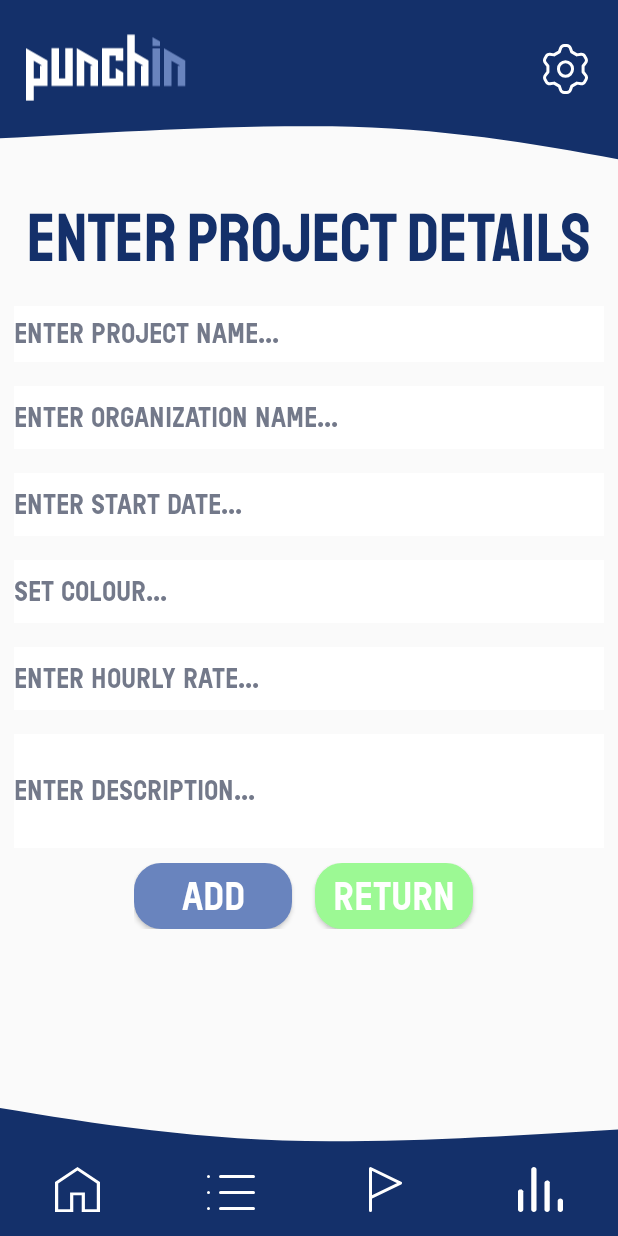
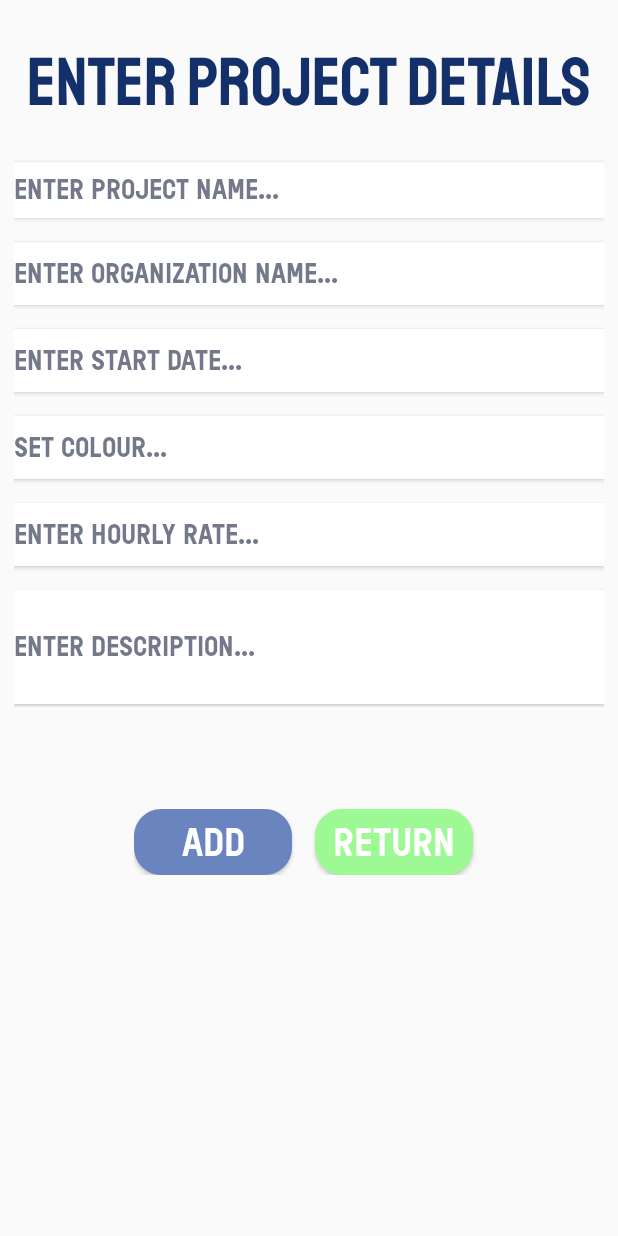
Before and after one commit to ST10036509/PunchIn, an Android app built with Jetpack Compose: the layout activity_project_creation.xml on its own in the app's theme, with its tools: preview values and no code run, on a phone screen of 412 x 824 dp. Run offline under Robolectric (Android 15) with nearby library versions, the phone set to English and light mode, and no system bars.

Commit message:
OS-171 : Added IDs and padding to text edits.

```diff
--- a/app/src/main/res/layout/activity_project_creation.xml
+++ b/app/src/main/res/layout/activity_project_creation.xml
@@ -12,18 +12,13 @@ LAST MODIFIED: 23/04/2024
     android:layout_width="match_parent"
     android:layout_height="match_parent">
 
-    <!-- Header NavBar -->
-    <include
-        android:id="@+id/include"
-        layout="@layout/header_navbar_with_settings_layout"
-        tools:layout_editor_absoluteX="7dp"
-        tools:layout_editor_absoluteY="187dp" />
 
 <!-- Title -->
     <TextView
-        android:id="@+id/textView"
+        android:id="@+id/tv_Title"
         android:layout_width="0dp"
         android:layout_height="60dp"
+        android:layout_marginTop="24dp"
         android:background="@android:color/transparent"
         android:fontFamily="@font/staatliches"
         android:text="@string/title_activity_project_creation"
@@ -31,33 +26,35 @@ LAST MODIFIED: 23/04/2024
         android:textColor="@color/indigo_900"
         android:textSize="45sp"
         app:layout_constraintEnd_toEndOf="parent"
-        app:layout_constraintHorizontal_bias="0.454"
+        app:layout_constraintHorizontal_bias="0.0"
         app:layout_constraintStart_toStartOf="parent"
-        app:layout_constraintTop_toBottomOf="@+id/include" />
-
+        app:layout_constraintTop_toTopOf="parent" />
 
     <LinearLayout
-        android:id="@+id/linearLayout4"
+        android:id="@+id/ll_TextEditContainer"
         android:layout_width="393dp"
         android:layout_height="379dp"
+        android:layout_marginTop="8dp"
         android:orientation="vertical"
         app:layout_constraintEnd_toEndOf="parent"
         app:layout_constraintStart_toStartOf="parent"
-        app:layout_constraintTop_toBottomOf="@+id/textView">
+        app:layout_constraintTop_toBottomOf="@+id/tv_Title">
 
         <!-- Project Name -->
         <LinearLayout
-            android:id="@+id/linearLayout2"
+            android:id="@+id/ll_Project_Name"
             android:layout_width="match_parent"
             android:layout_height="37dp"
             android:layout_marginTop="16dp"
-            android:background="@drawable/rectangle_wrapper_white_sharp_corners">
+            android:background="@drawable/rectangle_wrapper_white_sharp_corners"
+            android:elevation="2dp">
 
             <EditText
+                android:id="@+id/ed_Project_Name"
                 android:layout_width="match_parent"
                 android:layout_height="match_parent"
                 android:background="@drawable/rectangle_wrapper_white_sharp_corners"
-                android:elevation="4dp"
+                android:elevation="2dp"
                 android:fontFamily="@font/reglo_bold"
                 android:hint="@string/hint_project_name"
                 android:textColorHint="@color/blue_gray_50" />
@@ -65,16 +62,19 @@ LAST MODIFIED: 23/04/2024
 
         <!-- Organization Name -->
         <LinearLayout
-            android:id="@+id/linearLayout3"
+            android:id="@+id/ll_Organization_Name"
             android:layout_width="match_parent"
             android:layout_height="42dp"
-            android:layout_marginTop="16dp">
+            android:layout_marginTop="16dp"
+            android:background="@drawable/rectangle_wrapper_white_sharp_corners"
+            android:elevation="2dp">
 
             <EditText
+                android:id="@+id/ed_Organization_Name"
                 android:layout_width="match_parent"
                 android:layout_height="match_parent"
                 android:background="@drawable/rectangle_wrapper_white_sharp_corners"
-                android:elevation="4dp"
+                android:elevation="2dp"
                 android:fontFamily="@font/reglo_bold"
                 android:hint="@string/hint_organization_name"
                 android:textColorHint="@color/blue_gray_50" />
@@ -82,12 +82,16 @@ LAST MODIFIED: 23/04/2024
 
         <!-- Start Date -->
         <LinearLayout
+            android:id="@+id/ll_Start_Date"
             android:layout_width="match_parent"
             android:layout_height="42dp"
             android:layout_marginTop="16dp"
-            android:orientation="horizontal">
+            android:orientation="horizontal"
+            android:background="@drawable/rectangle_wrapper_white_sharp_corners"
+            android:elevation="2dp">
 
             <EditText
+                android:id="@+id/ed_Start_Date"
                 android:layout_width="match_parent"
                 android:layout_height="match_parent"
                 android:background="@drawable/rectangle_wrapper_white_sharp_corners"
@@ -97,13 +101,18 @@ LAST MODIFIED: 23/04/2024
                 android:textColorHint="@color/blue_gray_50" />
 
         </LinearLayout>
+
         <!--Set Colour -->
         <LinearLayout
+            android:id="@+id/ll_Colour"
             android:layout_width="match_parent"
             android:layout_height="42dp"
-            android:layout_marginTop="16dp">
+            android:layout_marginTop="16dp"
+            android:background="@drawable/rectangle_wrapper_white_sharp_corners"
+            android:elevation="2dp">
 
             <EditText
+                android:id="@+id/ed_Set_Colour"
                 android:layout_width="match_parent"
                 android:layout_height="match_parent"
                 android:background="@drawable/rectangle_wrapper_white_sharp_corners"
@@ -115,11 +124,15 @@ LAST MODIFIED: 23/04/2024
 
         <!-- Hourly Rate -->
         <LinearLayout
+            android:id="@+id/ll_Hourly_Rate"
             android:layout_width="match_parent"
             android:layout_height="42dp"
-            android:layout_marginTop="16dp">
+            android:layout_marginTop="16dp"
+            android:background="@drawable/rectangle_wrapper_white_sharp_corners"
+            android:elevation="2dp">
 
             <EditText
+                android:id="@+id/ed_Hourly_Rate"
                 android:layout_width="match_parent"
                 android:layout_height="match_parent"
                 android:background="@drawable/rectangle_wrapper_white_sharp_corners"
@@ -131,11 +144,15 @@ LAST MODIFIED: 23/04/2024
 
         <!-- Description -->
         <LinearLayout
+            android:id="@+id/ll_Description"
             android:layout_width="match_parent"
             android:layout_height="76dp"
-            android:layout_marginTop="16dp">
+            android:layout_marginTop="16dp"
+            android:background="@drawable/rectangle_wrapper_white_sharp_corners"
+            android:elevation="2dp">
 
             <EditText
+                android:id="@+id/ed_Description"
                 android:layout_width="match_parent"
                 android:layout_height="match_parent"
                 android:background="@drawable/rectangle_wrapper_white_sharp_corners"
@@ -149,37 +166,33 @@ LAST MODIFIED: 23/04/2024
     <LinearLayout
         android:layout_width="233dp"
         android:layout_height="44dp"
-        android:layout_marginTop="8dp"
+        android:layout_marginTop="68dp"
         android:orientation="horizontal"
         app:layout_constraintEnd_toEndOf="parent"
         app:layout_constraintStart_toStartOf="parent"
-        app:layout_constraintTop_toBottomOf="@+id/linearLayout4">
+        app:layout_constraintTop_toBottomOf="@+id/ll_TextEditContainer">
 
         <Button
             android:layout_width="105dp"
             android:layout_height="match_parent"
             android:layout_marginEnd="15dp"
+            android:background="@drawable/rectangle_wrapper_medium_blue"
             android:fontFamily="@font/reglo_bold"
+            android:text="@string/button_project_add"
             android:textColor="@color/white_A700"
-            android:text="@string/button_project_add"
             android:textSize="25dp"
-            android:background="@drawable/rectangle_wrapper_medium_blue"/>
+            android:elevation="2dp"/>
 
         <Button
             android:layout_width="105dp"
             android:layout_height="match_parent"
+            android:background="@drawable/rectangle_wrapper_light_green"
             android:fontFamily="@font/reglo_bold"
+            android:text="@string/button_project_return"
             android:textColor="@color/white_A700"
-            android:text="@string/button_project_return"
             android:textSize="25dp"
-            android:background="@drawable/rectangle_wrapper_light_green"/>
+            android:elevation="2dp"/>
     </LinearLayout>
-
-    <include
-        android:id="@+id/include2"
-        layout="@layout/footer_navbar_layout"
-        tools:layout_editor_absoluteY="619dp" />
-
 
 
 </androidx.constraintlayout.widget.ConstraintLayout>
```
